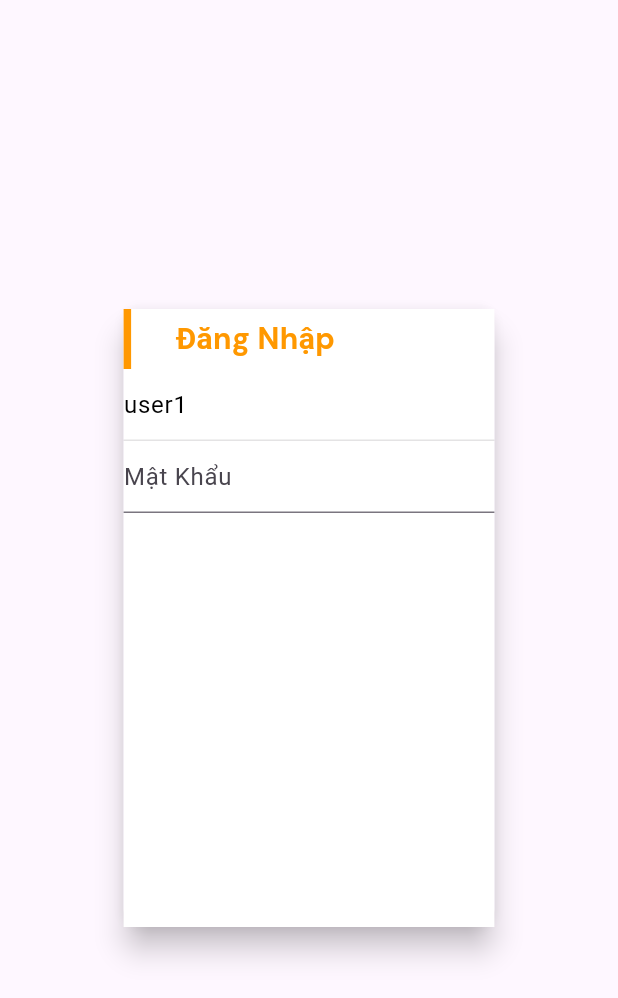
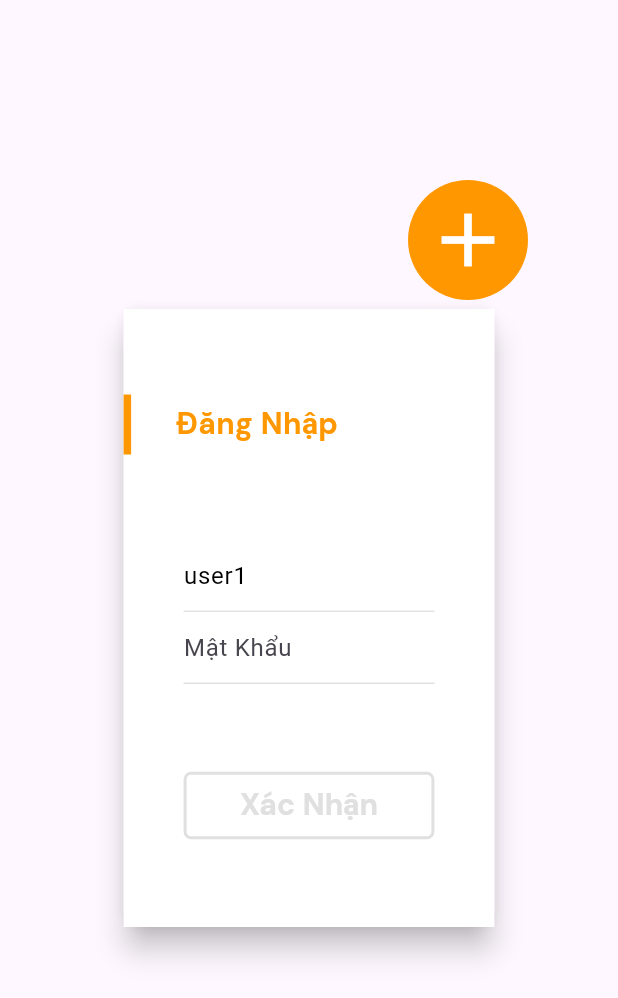
Before and after one commit to HieuNM2809/fire-alarm-app-android, a Flutter app: the screen it shows after launch, on a phone screen of 412 x 824 dp. Shown: the top 998 px of the screen. Run offline on Flutter 3.47's test engine with Material 3 defaults, Android fonts, the phone set to English and light mode, and no system bars; our stand-ins replace firebase_core, firebase_database, go_router, google_fonts; missing offline and left inert: dart:ffi; accounts and stored records are empty.

Commit message:
create app

```diff
--- a/fire_alarm_app/lib/config/go_router_config.dart
+++ b/fire_alarm_app/lib/config/go_router_config.dart
@@ -1,3 +1,4 @@
+import 'package:fire_alarm_app/layer/presentation/home/home.dart';
 import 'package:fire_alarm_app/main.dart';
 import 'package:go_router/go_router.dart';
 
@@ -13,6 +14,12 @@ class GoRouterConfig {
           return const LoginScreen();
         },
       ),
+      GoRoute(
+        path: HomePage.routename,
+        builder: (context, state) {
+          return const HomePage();
+        },
+      ),
     ],
   );
 }
--- a/fire_alarm_app/lib/layer/presentation/login/login.dart
+++ b/fire_alarm_app/lib/layer/presentation/login/login.dart
@@ -1,8 +1,12 @@
 import 'dart:ffi';
 
+import 'package:fire_alarm_app/layer/data/repos/user_repos.dart';
+import 'package:fire_alarm_app/layer/presentation/home/home.dart';
 import 'package:fire_alarm_app/utils/dimen.dart';
 import 'package:flutter/material.dart';
 import 'package:google_fonts/google_fonts.dart';
+
+import '../../../config/go_router_config.dart';
 
 class LoginScreen extends StatefulWidget {
   const LoginScreen({super.key});
@@ -13,13 +17,24 @@ class LoginScreen extends StatefulWidget {
 
 class _LoginScreenState extends State<LoginScreen> {
   final loginForm = GlobalKey<FormState>();
+  final FocusNode focusNode = FocusNode();
   final TextEditingController userNameController =
       TextEditingController(text: 'user1');
   final TextEditingController passwordController = TextEditingController();
+  final UserRepository userRepository = UserRepository();
+
   @override
   Widget build(BuildContext context) {
     return Scaffold(
-      body: Center(
+      body: Stack(
+        children: [
+          GestureDetector(
+            onTap: () {
+              if (focusNode.hasFocus) {
+                focusNode.unfocus();
+              }
+            },
+            child: Center(
               child: Card(
                 elevation: 8,
                 shadowColor: Colors.black,
@@ -29,7 +44,9 @@ class _LoginScreenState extends State<LoginScreen> {
                   decoration: const BoxDecoration(
                     color: Colors.white,
                   ),
-            child: Column(children: [
+                  child: Column(
+                      mainAxisAlignment: MainAxisAlignment.spaceEvenly,
+                      children: [
                         //Text 'Đăng Nhập'
                         Row(
                           mainAxisAlignment: MainAxisAlignment.start,
@@ -52,7 +69,10 @@ class _LoginScreenState extends State<LoginScreen> {
                             )
                           ],
                         ),
-              Form(
+                        //form user and password
+                        Padding(
+                          padding: const EdgeInsets.symmetric(horizontal: 40),
+                          child: Form(
                               key: loginForm,
                               child: Column(
                                 children: [
@@ -62,18 +82,73 @@ class _LoginScreenState extends State<LoginScreen> {
                                     enabled: false,
                                   ),
                                   TextFormField(
+                                    focusNode: focusNode,
                                     style: const TextStyle(color: Colors.black),
-                        decoration: const InputDecoration(
+                                    cursorColor: Colors.orange,
+                                    decoration: InputDecoration(
                                       hintText: 'Mật Khẩu',
+                                      enabledBorder: UnderlineInputBorder(
+                                        borderSide: BorderSide(
+                                            color: Colors.grey[300]!),
+                                      ),
+                                      focusedBorder: const UnderlineInputBorder(
+                                        borderSide:
+                                            BorderSide(color: Colors.orange),
+                                      ),
                                     ),
                                     controller: passwordController,
                                   )
                                 ],
-                  ))
+                              )),
+                        ),
+                        //button submit
+                        Container(
+                          padding: const EdgeInsets.symmetric(horizontal: 40),
+                          width: double.infinity,
+                          child: TextButton(
+                              onPressed: () {
+                                userRepository.loginApp(userNameController.text,
+                                    passwordController.text);
+                              },
+                              style: TextButton.styleFrom(
+                                  shape: RoundedRectangleBorder(
+                                      borderRadius: BorderRadius.circular(5.0)),
+                                  side: BorderSide(
+                                    color: Colors.grey[300]!,
+                                    width: 2,
+                                  )),
+                              child: Text("Xác Nhận",
+                                  style: TextStyle(
+                                      color: Colors.grey[300],
+                                      fontFamily: 'DM Sans',
+                                      fontSize: 20,
+                                      fontWeight: FontWeight.bold))),
+                        )
                       ]),
                 ),
               ),
             ),
+          ),
+          //Counter user name button
+          Positioned(
+            right: 60,
+            top: 120,
+            child: SizedBox(
+                height: 80,
+                width: 80,
+                child: IconButton(
+                  onPressed: () {},
+                  style:
+                      ElevatedButton.styleFrom(backgroundColor: Colors.orange),
+                  icon: const Icon(
+                    Icons.add,
+                    color: Colors.white,
+                    size: 60,
+                  ),
+                )),
+          ),
+        ],
+      ),
     );
   }
 }
--- a/fire_alarm_app/pubspec.yaml
+++ b/fire_alarm_app/pubspec.yaml
@@ -37,6 +37,7 @@ dependencies:
   go_router: ^13.1.0
   firebase_database: ^10.4.5
   google_fonts: ^6.1.0
+  firebase_core: ^2.25.4
 
 dev_dependencies:
   flutter_test:
@@ -78,8 +79,8 @@ flutter:
   fonts:
     - family: DM Sans
       fonts:
-        - asset: assets/fonts/DMSans-Regular.ttf
-        - asset: assets/fonts/DMSans-Bold.ttf
+        - asset: assets/font/DMSans-Regular.ttf
+        - asset: assets/font/DMSans-Bold.ttf
           weight: 700
   #   - family: Trajan Pro
   #     fonts:
```
Also changed, not shown: fire_alarm_app/lib/layer/data/model/user_model.dart (+2 -41 lines), fire_alarm_app/lib/layer/data/repos/user_repos.dart (+20 -3 lines), fire_alarm_app/lib/layer/presentation/home/home.dart (added, +149 -0 lines), fire_alarm_app/lib/main.dart (+7 -1 lines), fire_alarm_app/assets/font/DMSans-Bold.ttf (added), fire_alarm_app/assets/font/DMSans-Regular.ttf (added), fire_alarm_app/lib/firebase_options.dart (added), fire_alarm_app/pubspec.lock, 10 other files. Lines whose indentation alone changed are shown as unchanged.
